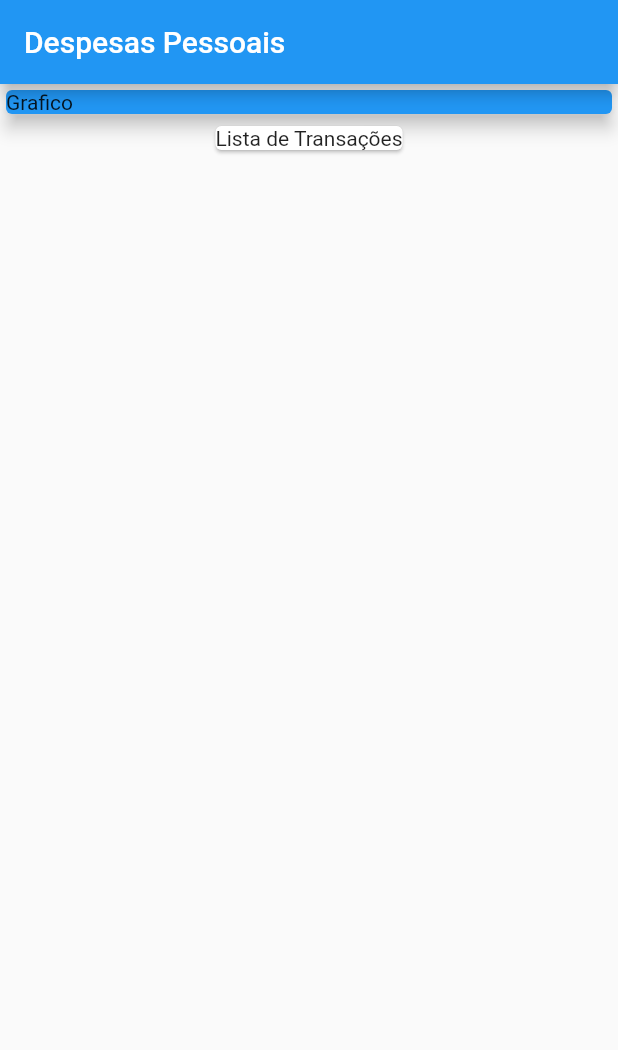
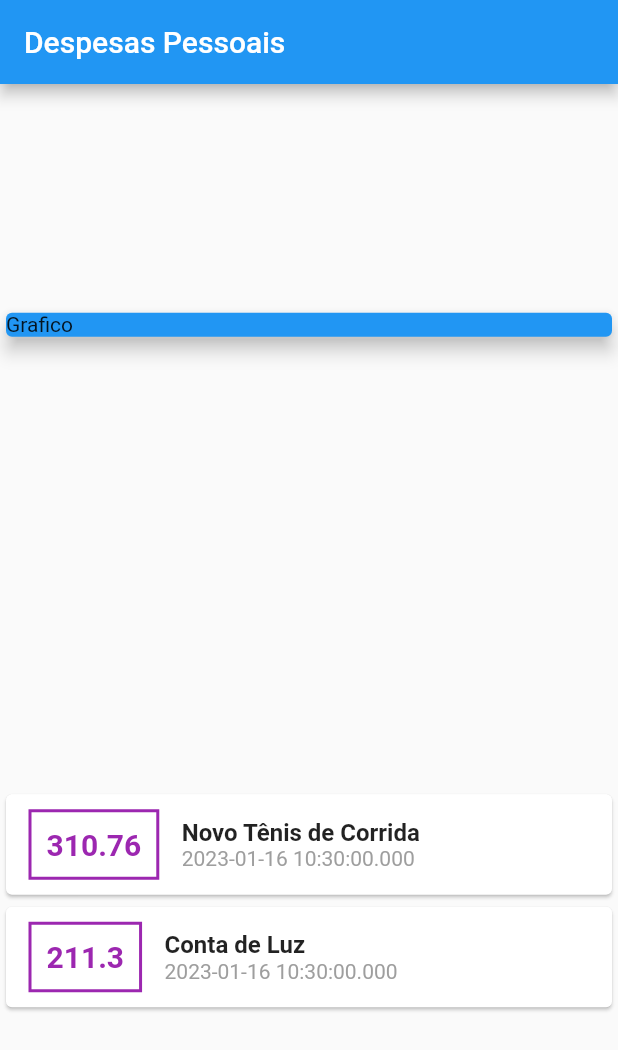
Before and after one commit to williansjaime/AppFlutterDespesas, a Flutter app: the screen it shows after launch, on a phone screen of 412 x 824 dp. Shown: the top 1050 px of the screen. Run offline on Flutter 3.47's test engine with Material 2 defaults, Android fonts, the phone set to English and light mode, and no system bars.

Commit message:
Montagem dos cards com despesas

```diff
--- a/AppExpense/expenses/lib/main.dart
+++ b/AppExpense/expenses/lib/main.dart
@@ -31,6 +31,8 @@ class expenses extends StatelessWidget {
         title: Text('Despesas Pessoais'),
       ),
       body: Column(
+        mainAxisAlignment: MainAxisAlignment.spaceAround,
+        crossAxisAlignment: CrossAxisAlignment.stretch,
         children: <Widget>[
           Container(
               width: double.infinity,
@@ -39,9 +41,52 @@ class expenses extends StatelessWidget {
                 child: Text('Grafico'),
                 elevation: 5,
               )),
-          Card(
-            child: Text('Lista de Transações'),
-          ),
+          Column(
+            children: _transactions.map((tr) {
+              return Card(
+                child: Row(children: <Widget>[
+                  Container(
+                    margin: EdgeInsets.symmetric(
+                      horizontal: 15,
+                      vertical: 10,
+                    ),
+                    decoration: BoxDecoration(
+                        border: Border.all(
+                      color: Colors.purple,
+                      width: 2,
+                    )),
+                    padding: EdgeInsets.all(10),
+                    child: Text(
+                      tr.value.toString(),
+                      style: TextStyle(
+                        fontWeight: FontWeight.bold,
+                        fontSize: 20,
+                        color: Colors.purple,
+                      ),
+                    ),
+                  ),
+                  Column(
+                    crossAxisAlignment: CrossAxisAlignment.start,
+                    children: <Widget>[
+                      Text(
+                        tr.title,
+                        style: TextStyle(
+                          fontSize: 16,
+                          fontWeight: FontWeight.bold,
+                        ),
+                      ),
+                      Text(
+                        tr.date.toString(),
+                        style: TextStyle(
+                          color: Colors.grey,
+                        ),
+                      ),
+                    ],
+                  )
+                ]),
+              );
+            }).toList(),
+          )
         ],
       ),
     );
--- a/AppExpense/expenses/pubspec.yaml
+++ b/AppExpense/expenses/pubspec.yaml
@@ -36,6 +36,7 @@ dependencies:
   # The following adds the Cupertino Icons font to your application.
   # Use with the CupertinoIcons class for iOS style icons.
   cupertino_icons: ^1.0.2
+  intl: ^0.18.0
 
 dev_dependencies:
   flutter_test:
```
Also changed, not shown: AppExpense/expenses/pubspec.lock.
